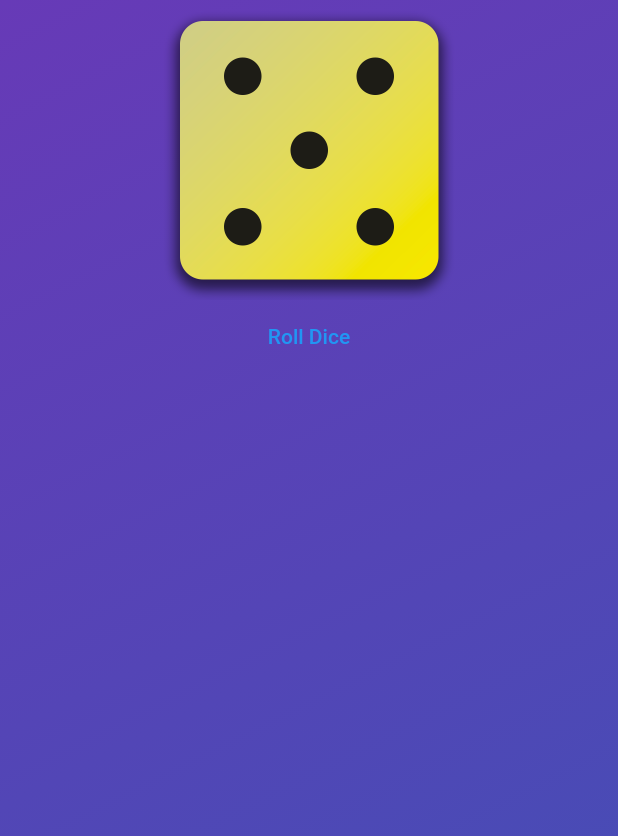
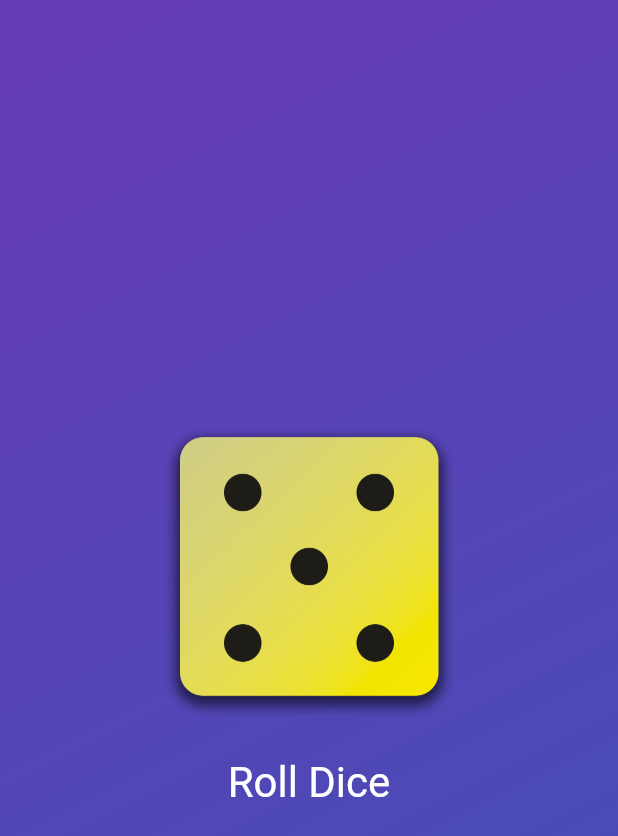
Before and after one commit to itachi-p/flutter-udemy-demoapps, a Flutter app: the screen it shows after launch, on a phone screen of 412 x 824 dp. Shown: the top 836 px of the screen. Run offline on Flutter 3.47's test engine with Material 2 defaults, Android fonts, the phone set to English and light mode, and no system bars.

Commit message:
Styling Buttons & Working with Padding

```diff
--- a/first_app/lib/gradient_container.dart
+++ b/first_app/lib/gradient_container.dart
@@ -31,14 +31,28 @@ class GradientContainer extends StatelessWidget {
       ),
       child: Center(
           child: Column(
+        mainAxisSize: MainAxisSize.min,
         children: [
           Image.asset(
             'assets/images/dice-5.png',
             width: 200,
           ),
-          // ボタンを押されたら実行される関数を指定(実行ではなく、参照先の関数名を指定)
+          // 位置調整の方法1:画像とボタンの間に別のウィジェットを追加
+          // SizedBoxは指定したサイズに固定。中身のコンテンツのサイズに合わせて伸縮しない
+          const SizedBox(height: 20),
           TextButton(
+            // ボタンを押されたら実行される関数を指定(実行ではなく、参照先の関数名を指定)
             onPressed: rollDice,
+            style: TextButton.styleFrom(
+              // 位置調整の方法2:paddingを追加
+              // padding: const EdgeInsets.only(
+              //   top: 20,
+              // ),
+              foregroundColor: Colors.white,
+              textStyle: const TextStyle(
+                fontSize: 28,
+              ),
+            ),
             child: const Text('Roll Dice'),
           ),
         ],
```
